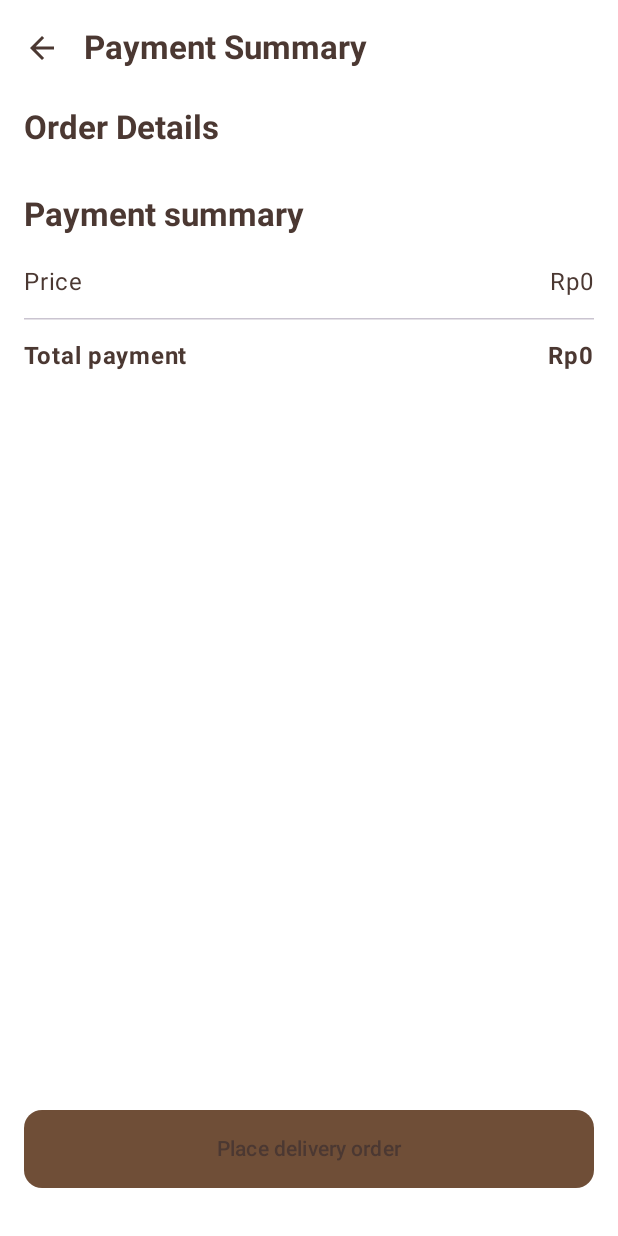
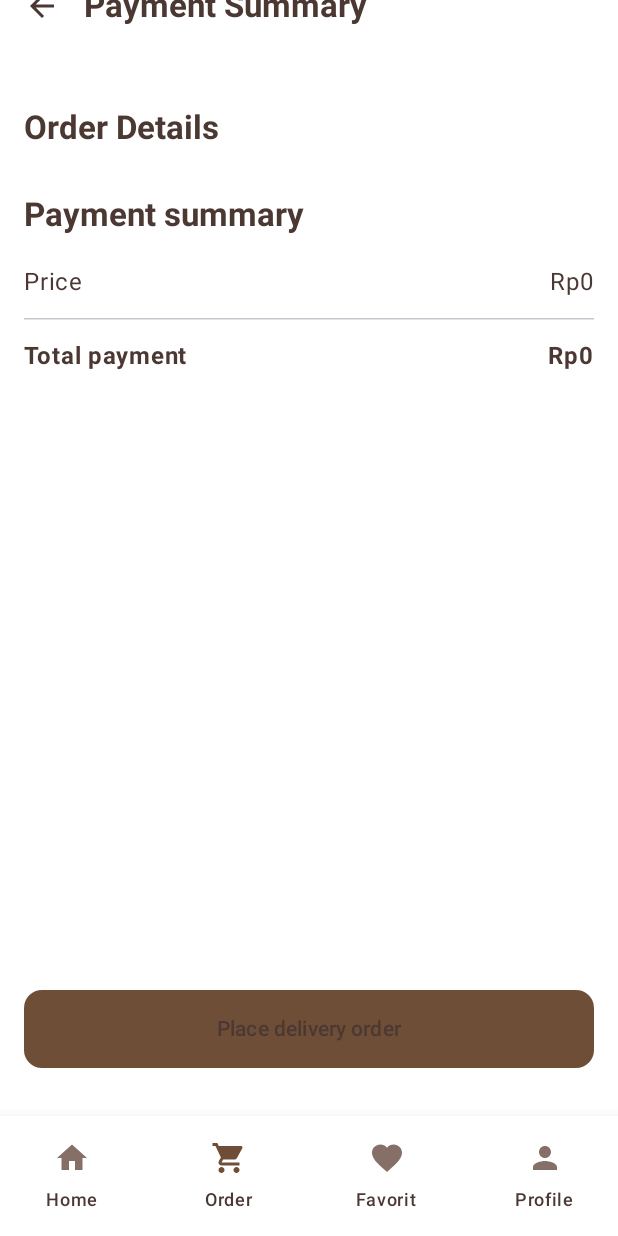
Before and after one commit to NazmiHakim/PolattaApp, an Android app built with Jetpack Compose: the CheckoutScreen screen opened through its navigation route, on a phone screen of 412 x 824 dp. Run offline under Robolectric (Android 15) with nearby library versions, the phone set to English and light mode, and no system bars.

Commit message:
Fix: Ensure BottomNavBar is visible on CheckoutScreen and adjust TopAppBar position
This commit addresses an issue where the `BottomNavBar` was not visible on the `CheckoutScreen` and adjusts the vertical position of the `TopAppBar` on the same screen.

Changes:
- In `PolattaApp.kt`:
    - Wrapped the `CheckoutScreen` composable within a `Scaffold`.
    - Added the `BottomNavBar` to the `bottomBar` parameter of this new `Scaffold`.
    - Passed the `innerPadding` from the `Scaffold` to the `CheckoutScreen`'s `modifier` to ensure proper layout.
- In `CheckoutScreen.kt`:
    - Re-added the `modifier` parameter to the `CheckoutScreen` function.
    - Applied the passed `modifier` (which includes padding from `PolattaApp`) to the `Scaffold` within `CheckoutScreen`.
    - Added `Modifier.offset(y = (-28).dp)` to the `TopAppBar` within `CheckoutScreen` to adjust its vertical position, likely to compensate for status bar height or other layout considerations.

```diff
--- a/app/src/main/java/com/example/pondokcokelathatta/ui/screens/CheckoutScreen.kt
+++ b/app/src/main/java/com/example/pondokcokelathatta/ui/screens/CheckoutScreen.kt
@@ -25,12 +25,15 @@ import java.util.Locale
 fun CheckoutScreen(
     menuViewModel: MenuViewModel,
     onBack: () -> Unit,
+    modifier: Modifier = Modifier // Parameter 'modifier' ditambahkan kembali
 ) {
     val orderedItems by menuViewModel.orderedItems.collectAsState()
     val totalPrice by menuViewModel.totalPrice.collectAsState()
     val finalPrice = totalPrice
 
+    // Modifier yang diterima dari PolattaApp diterapkan ke Scaffold ini
     Scaffold(
+        modifier = modifier,
         topBar = {
             TopAppBar(
                 title = { Text("Payment Summary", fontWeight = FontWeight.Bold) },
@@ -39,7 +42,9 @@ fun CheckoutScreen(
                         Icon(Icons.AutoMirrored.Filled.ArrowBack, contentDescription = "Back")
                     }
                 },
-                colors = TopAppBarDefaults.topAppBarColors(containerColor = Color.White)
+                colors = TopAppBarDefaults.topAppBarColors(containerColor = Color.White),
+                // Modifier ini hanya untuk TopAppBar agar posisinya naik
+                modifier = Modifier.offset(y = (-28).dp)
             )
         },
         bottomBar = {
--- a/app/src/main/java/com/example/pondokcokelathatta/ui/screens/PolattaApp.kt
+++ b/app/src/main/java/com/example/pondokcokelathatta/ui/screens/PolattaApp.kt
@@ -106,10 +106,15 @@ fun PolattaApp() {
             }
         }
         composable(Screen.Checkout.route) {
-            CheckoutScreen(
-                menuViewModel = menuViewModel,
-                onBack = { navController.popBackStack() }
-            )
+            Scaffold( // Wrap CheckoutScreen in a Scaffold
+                bottomBar = { BottomNavBar(navController = navController) } // Add the BottomNavBar
+            ) { innerPadding ->
+                CheckoutScreen(
+                    menuViewModel = menuViewModel,
+                    onBack = { navController.popBackStack() },
+                    modifier = Modifier.padding(innerPadding) // Apply padding
+                )
+            }
         }
     }
 }
```
